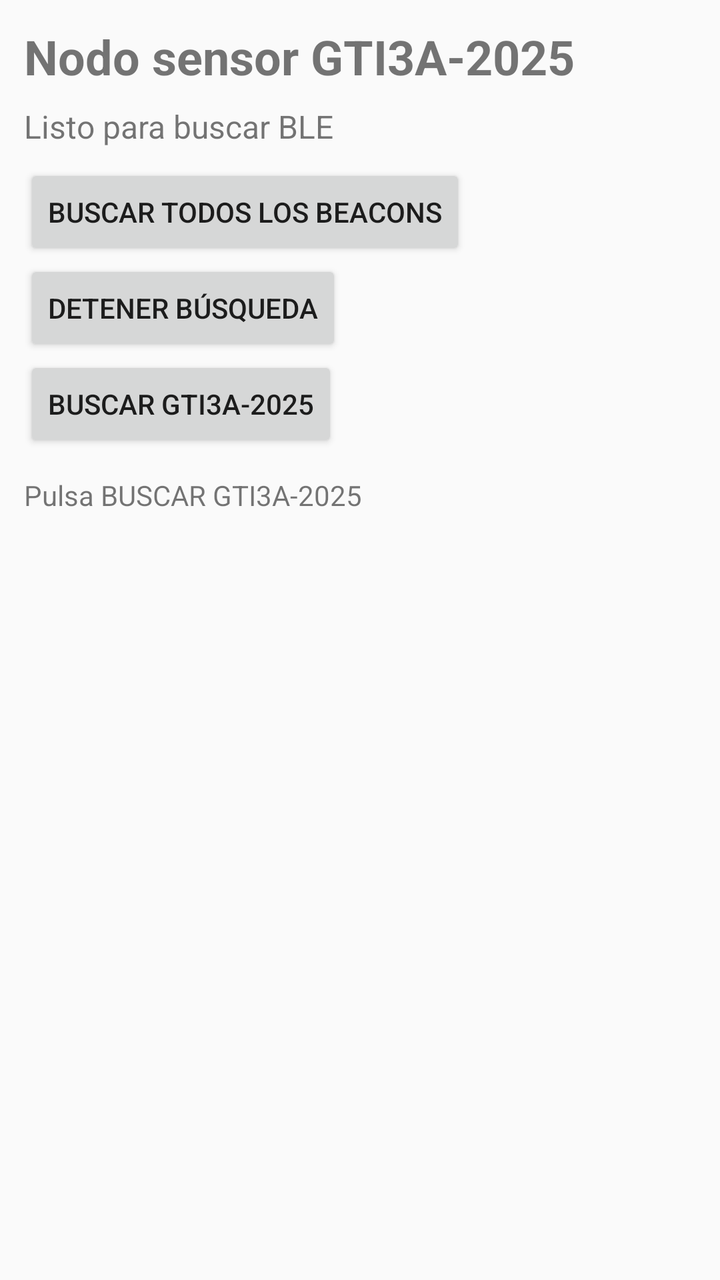
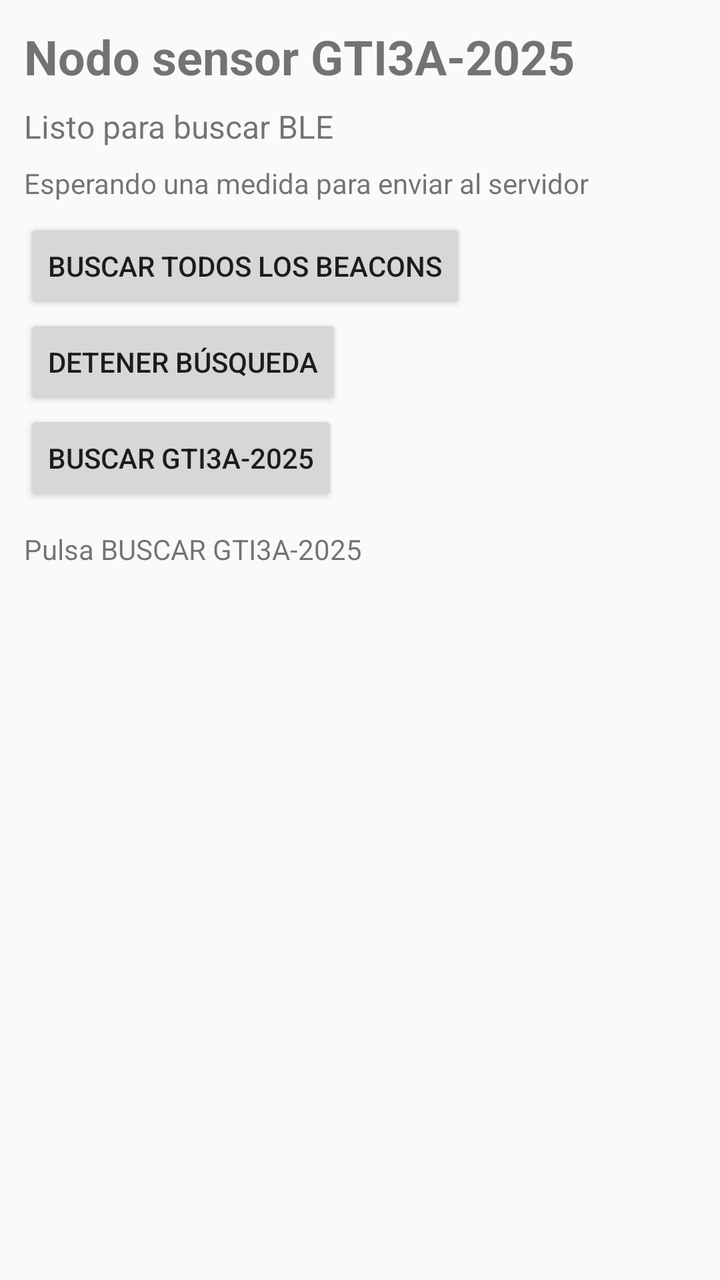

Compare the two renders of this Android layout. The source of the first and the diff that turns it into the second are given below.
<!-- AndroidManifest.xml: application theme Theme.Prueba2025 -->
<!-- res/layout/activity_main.xml -->
<?xml version="1.0" encoding="utf-8"?>
<LinearLayout xmlns:android="http://schemas.android.com/apk/res/android"
    xmlns:tools="http://schemas.android.com/tools"
    android:layout_width="match_parent"
    android:layout_height="match_parent"
    android:orientation="vertical"
    android:padding="12dp"
    tools:context=".MainActivity">

    
    <TextView
        android:layout_width="match_parent"
        android:layout_height="wrap_content"
        android:paddingBottom="8dp"
        android:text="@string/titulo_nodo"
        android:textSize="24sp"
        android:textStyle="bold" />

    <TextView
        android:id="@+id/textoEstado"
        android:layout_width="match_parent"
        android:layout_height="wrap_content"
        android:paddingBottom="8dp"
        android:text="@string/listo_buscar"
        android:textSize="16sp" />

    
    <Button
        android:id="@+id/botonBuscarDispositivosBTLE"
        android:layout_width="wrap_content"
        android:layout_height="wrap_content"
        android:onClick="botonBuscarDispositivosBTLEPulsado"
        android:text="@string/boton_todos" />

    <Button
        android:id="@+id/botonDetenerBusquedaDispositivosBTLE"
        android:layout_width="wrap_content"
        android:layout_height="wrap_content"
        android:onClick="botonDetenerBusquedaDispositivosBTLEPulsado"
        android:text="@string/boton_detener" />

    <Button
        android:id="@+id/botonBuscarNuestroDispositivoBTLE"
        android:layout_width="wrap_content"
        android:layout_height="wrap_content"
        android:onClick="botonBuscarNuestroDispositivoBTLEPulsado"
        android:text="@string/boton_nuestro" />

    
    <ScrollView
        android:layout_width="match_parent"
        android:layout_height="0dp"
        android:layout_weight="1"
        android:fillViewport="true">
        <TextView
            android:id="@+id/textoResultados"
            android:layout_width="match_parent"
            android:layout_height="wrap_content"
            android:paddingTop="12dp"
            android:text="@string/instruccion_buscar"
            android:textSize="14sp" />
    </ScrollView>
</LinearLayout>
<!-- resources referenced by this layout -->
<resources>
  <string name="boton_detener">DETENER BÚSQUEDA</string>
  <string name="boton_nuestro">BUSCAR GTI3A-2025</string>
  <string name="boton_todos">BUSCAR TODOS LOS BEACONS</string>
  <string name="instruccion_buscar">Pulsa BUSCAR GTI3A-2025</string>
  <string name="listo_buscar">Listo para buscar BLE</string>
  <string name="titulo_nodo">Nodo sensor GTI3A-2025</string>
  <style name="Theme.Prueba2025" parent="Theme.AppCompat.Light.DarkActionBar">
          
          <item name="colorPrimary">@color/purple_500</item>
          <item name="colorPrimaryDark">@color/purple_700</item>
          <item name="colorAccent">@color/teal_200</item>
          
      </style>
  <color name="purple_500">#FF6200EE</color>
  <color name="purple_700">#FF3700B3</color>
  <color name="teal_200">#FF03DAC5</color>
</resources>

<!-- the commit's change to res/layout/activity_main.xml (unified diff, before → after) -->
@@ -23,6 +23,14 @@
         android:paddingBottom="8dp"
         android:text="@string/listo_buscar"
         android:textSize="16sp" />
+
+    <TextView
+        android:id="@+id/textoEnvio"
+        android:layout_width="match_parent"
+        android:layout_height="wrap_content"
+        android:text="@string/envio_inicial"
+        android:accessibilityLiveRegion="polite"
+        android:paddingBottom="8dp" />
 
     
     <Button
<!-- resource entries referenced after the edit -->
@@ -3,6 +3,7 @@
   <string name="boton_detener">DETENER BÚSQUEDA</string>
   <string name="boton_nuestro">BUSCAR GTI3A-2025</string>
   <string name="boton_todos">BUSCAR TODOS LOS BEACONS</string>
+  <string name="envio_inicial">Esperando una medida para enviar al servidor</string>
   <string name="instruccion_buscar">Pulsa BUSCAR GTI3A-2025</string>
   <string name="listo_buscar">Listo para buscar BLE</string>
   <string name="titulo_nodo">Nodo sensor GTI3A-2025</string>
